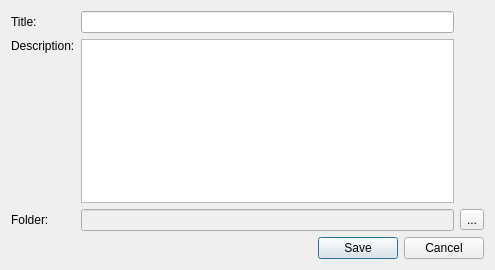
Before: the Qt Designer form src/plugins/organisation/PMRWorkspacesWindow/src/pmrworkspaceswindownewworkspacedialog.ui in opencor/opencor, drawn with Qt 5.
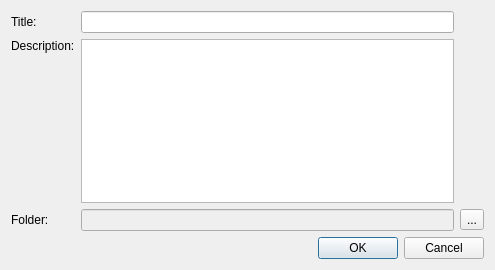
After: the same form once the commit is applied.

Commit message: PMR Workspaces window: some work on making PR #1124 more in line with the rest of OpenCOR (#1141).

What changed in the file:
```diff
--- a/src/plugins/organisation/PMRWorkspacesWindow/src/pmrworkspaceswindownewworkspacedialog.ui
+++ b/src/plugins/organisation/PMRWorkspacesWindow/src/pmrworkspaceswindownewworkspacedialog.ui
@@ -68,12 +68,9 @@
       </layout>
      </item>
      <item>
-      <widget class="QDialogButtonBox" name="cancel_save">
-       <property name="orientation">
-        <enum>Qt::Horizontal</enum>
-       </property>
+      <widget class="QDialogButtonBox" name="buttonBox">
        <property name="standardButtons">
-        <set>QDialogButtonBox::Cancel|QDialogButtonBox::Save</set>
+        <set>QDialogButtonBox::Cancel|QDialogButtonBox::Ok</set>
        </property>
       </widget>
      </item>
```
The commit also changes 2 other files.
